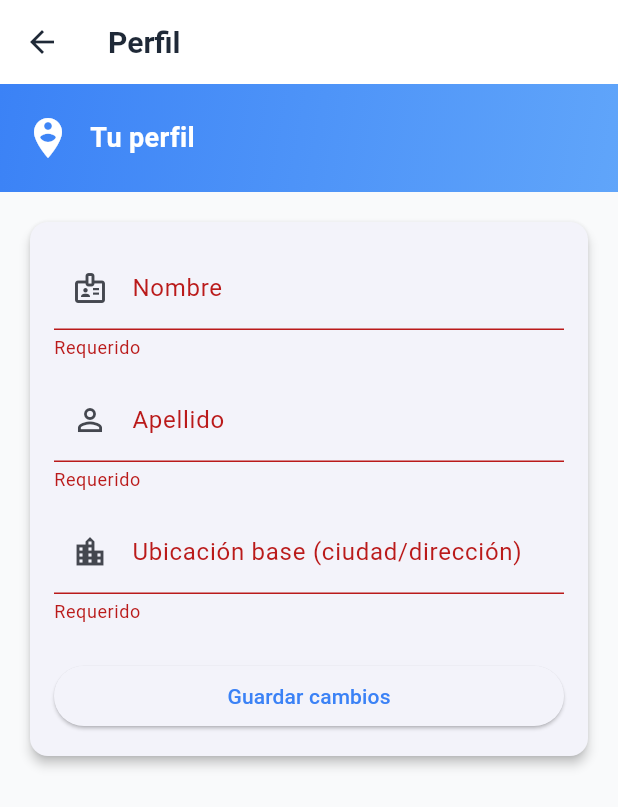
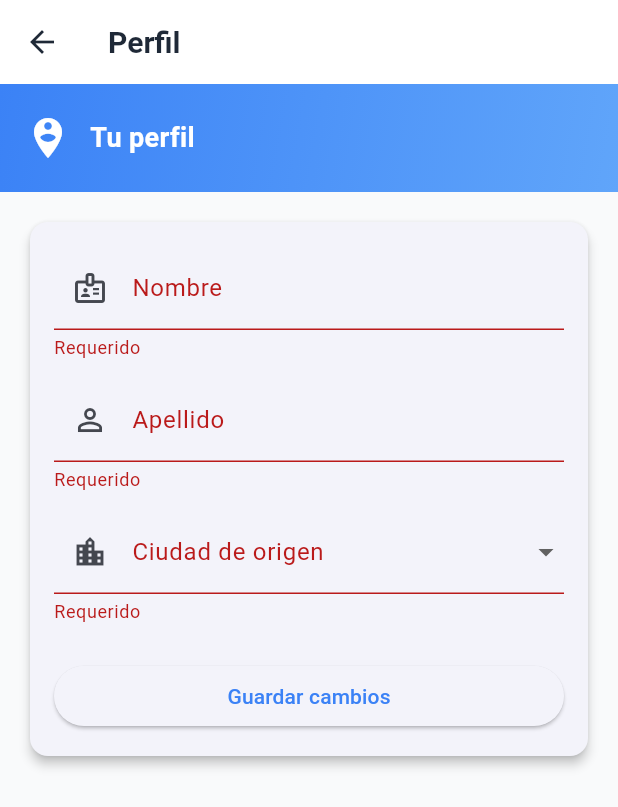
Before and after one commit to Valery-Rosero/Wanderly, a Flutter app: the ProfilePage screen opened directly, after a tap on "Guardar cambios", on a phone screen of 412 x 824 dp. Shown: the top 807 px of the screen. Run offline on Flutter 3.47's test engine with Material 3 defaults, Android fonts, the light colour scheme and no system bars; our stand-ins replace bloc, equatable, flutter_bloc, flutter_map, geolocator, google_generative_ai and 3 more; accounts and stored records are empty.

Commit message:
cambio de credenciales

```diff
--- a/flutter_application_movile/lib/core/config/supabase_config.dart
+++ b/flutter_application_movile/lib/core/config/supabase_config.dart
@@ -1,13 +1,11 @@
 import 'package:supabase_flutter/supabase_flutter.dart';
 
 class SupabaseConfig {
-  static const String url = 'https://kdivncbqhizpaqqdibts.supabase.co';
-  static const String anonKey = 'eyJhbGciOiJIUzI1NiIsInR5cCI6IkpXVCJ9.eyJpc3MiOiJzdXBhYmFzZSIsInJlZiI6ImtkaXZuY2JxaGl6cGFxcWRpYnRzIiwicm9sZSI6ImFub24iLCJpYXQiOjE3NjA4MDM0NzUsImV4cCI6MjA3NjM3OTQ3NX0.NF6TXa5FizWxJNWhuXSW1E3C_zdRUtW-z49aJjiYVh0';
+  static const String url = 'https://cmciptmywgloduwxqpqv.supabase.co';
+  static const String anonKey =
+      'eyJhbGciOiJIUzI1NiIsInR5cCI6IkpXVCJ9.eyJpc3MiOiJzdXBhYmFzZSIsInJlZiI6ImNtY2lwdG15d2dsb2R1d3hxcHF2Iiwicm9sZSI6ImFub24iLCJpYXQiOjE3NjE3NjM0MzgsImV4cCI6MjA3NzMzOTQzOH0.P-IocmTjynlsShm6OE1Zl9JJ-ecDruV-ljTVM3Di540';
 
   static Future<void> initialize() async {
-    await Supabase.initialize(
-      url: url,
-      anonKey: anonKey,
-    );
+    await Supabase.initialize(url: url, anonKey: anonKey);
   }
 }
--- a/flutter_application_movile/lib/presentation/pages/profile_page.dart
+++ b/flutter_application_movile/lib/presentation/pages/profile_page.dart
@@ -6,6 +6,7 @@ import 'package:geolocator/geolocator.dart';
 import 'package:flutter_application_movile/presentation/bloc/auth/auth_bloc.dart';
 import 'package:flutter_application_movile/data/datasources/local/profile_local_data_source.dart';
 import 'package:flutter_application_movile/data/datasources/remote/usuarios_remote_data_source.dart';
+import 'package:flutter_application_movile/data/constants/colombia_cities.dart';
 
 class ProfilePage extends StatefulWidget {
   const ProfilePage({super.key});
@@ -23,10 +24,13 @@ class _ProfilePageState extends State<ProfilePage> {
   double? _baseLon;
   bool _cargando = true;
   bool _guardando = false;
+  late List<String> _ciudades;
+  String? _ciudadSeleccionada;
 
   @override
   void initState() {
     super.initState();
+    _ciudades = List<String>.from(colombiaCities);
     _cargarPerfil();
   }
 
@@ -49,6 +53,13 @@ class _ProfilePageState extends State<ProfilePage> {
           _nombreCtrl.text = lp.nombre ?? '';
           _apellidoCtrl.text = lp.apellido ?? '';
           _ubicacionCtrl.text = lp.ubicacionBase ?? '';
+          _ciudadSeleccionada = lp.ubicacionBase;
+          if (_ciudadSeleccionada != null && !_ciudades.contains(_ciudadSeleccionada)) {
+            _ciudades = [
+              _ciudadSeleccionada!,
+              ..._ciudades,
+            ];
+          }
           _baseLat = lp.baseLat;
           _baseLon = lp.baseLon;
         }
@@ -59,6 +70,13 @@ class _ProfilePageState extends State<ProfilePage> {
         _nombreCtrl.text = rp.nombre ?? _nombreCtrl.text;
         _apellidoCtrl.text = rp.apellido ?? _apellidoCtrl.text;
         _ubicacionCtrl.text = rp.ubicacionBase ?? _ubicacionCtrl.text;
+        _ciudadSeleccionada = rp.ubicacionBase ?? _ciudadSeleccionada;
+        if (_ciudadSeleccionada != null && !_ciudades.contains(_ciudadSeleccionada)) {
+          _ciudades = [
+            _ciudadSeleccionada!,
+            ..._ciudades,
+          ];
+        }
         _baseLat = rp.baseLat ?? _baseLat;
         _baseLon = rp.baseLon ?? _baseLon;
         if (local != null) {
@@ -90,7 +108,7 @@ class _ProfilePageState extends State<ProfilePage> {
       userId: userId,
       nombre: _nombreCtrl.text.trim(),
       apellido: _apellidoCtrl.text.trim(),
-      ubicacionBase: _ubicacionCtrl.text.trim(),
+      ubicacionBase: _ciudadSeleccionada,
       baseLat: _baseLat,
       baseLon: _baseLon,
     );
@@ -174,10 +192,20 @@ class _ProfilePageState extends State<ProfilePage> {
                                 validator: (v) => (v == null || v.trim().isEmpty) ? 'Requerido' : null,
                               ),
                               const SizedBox(height: 12),
-                              TextFormField(
-                                controller: _ubicacionCtrl,
-                                decoration: const InputDecoration(labelText: 'Ubicación base (ciudad/dirección)', prefixIcon: Icon(Icons.location_city)),
-                                validator: (v) => (v == null || v.trim().isEmpty) ? 'Requerido' : null,
+                              DropdownButtonFormField<String>(
+                                value: _ciudadSeleccionada,
+                                items: _ciudades
+                                    .map((c) => DropdownMenuItem<String>(
+                                          value: c,
+                                          child: Text(c),
+                                        ))
+                                    .toList(),
+                                onChanged: (v) => setState(() => _ciudadSeleccionada = v),
+                                decoration: const InputDecoration(
+                                  labelText: 'Ciudad de origen',
+                                  prefixIcon: Icon(Icons.location_city),
+                                ),
+                                validator: (v) => (v == null || v.isEmpty) ? 'Requerido' : null,
                               ),
                               const SizedBox(height: 24),
                               SizedBox(
```
Also changed, not shown: 1 other file.
